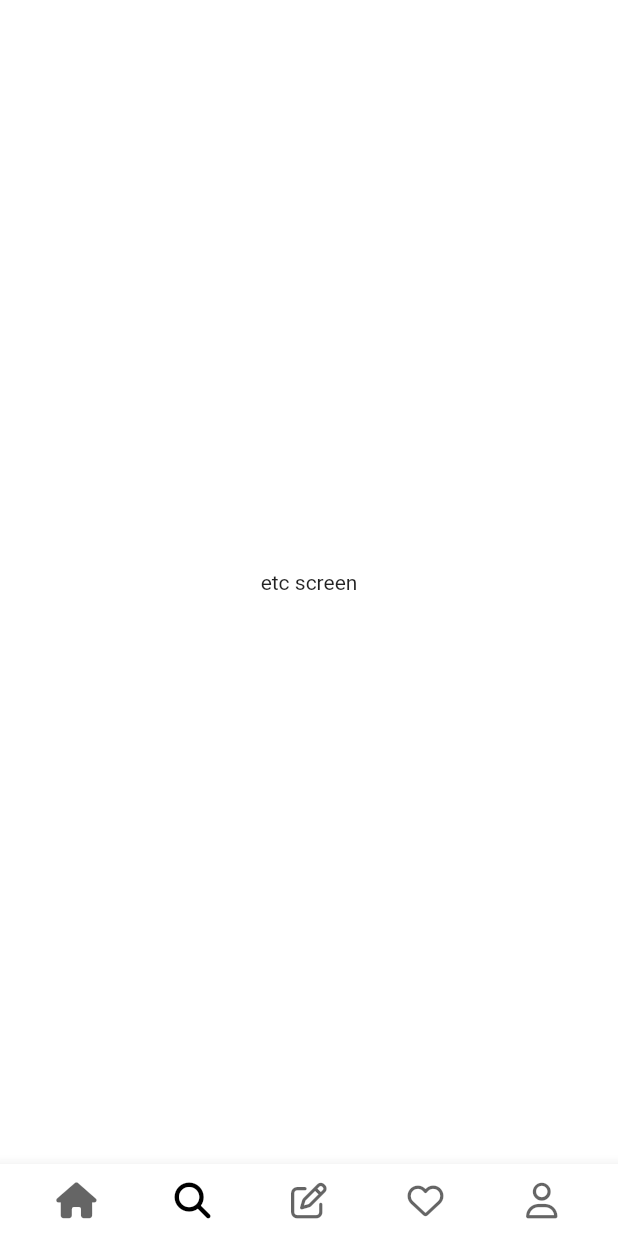
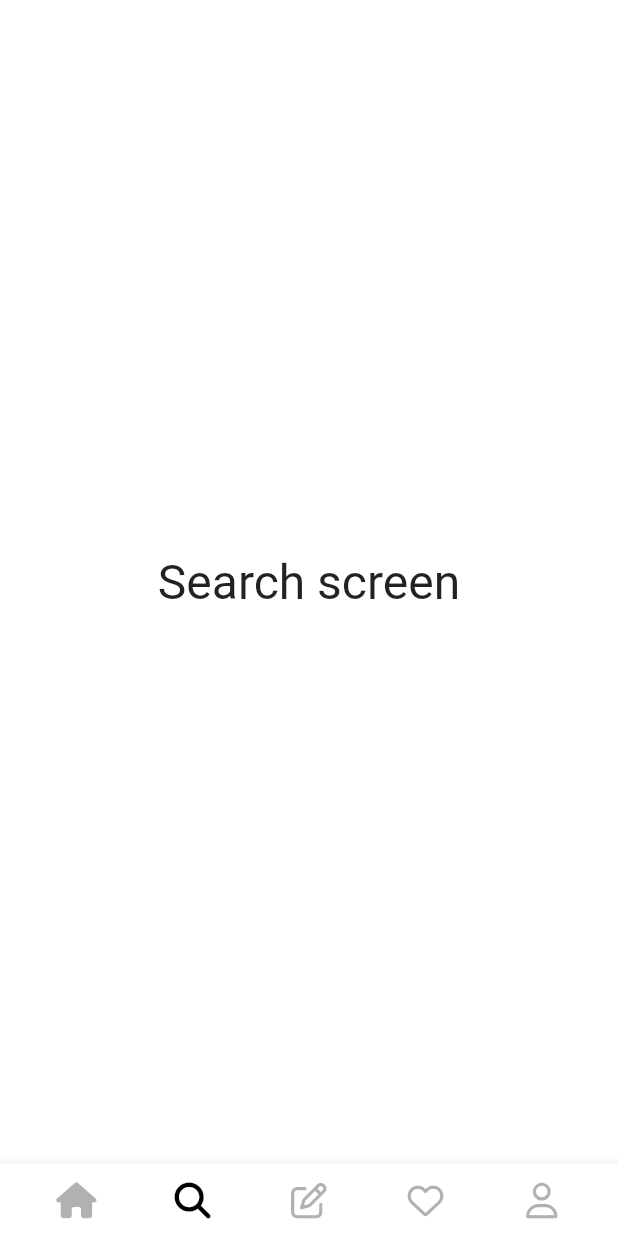
Before and after one commit to Saehanseul/thread-clone, a Flutter app: the screen it shows after launch, item 2 of the bottom bar chosen, on a phone screen of 412 x 824 dp. Run offline on Flutter 3.47's test engine with Material 2 defaults, Android fonts, the phone set to English and light mode, and no system bars; our stand-ins replace flutter_riverpod, font_awesome_flutter, go_router.

Commit message:
Feat: add navigation placeholder

```diff
--- a/lib/common/widgets/main_navigation_screen.dart
+++ b/lib/common/widgets/main_navigation_screen.dart
@@ -48,19 +48,19 @@ class _MainNavigationScreenState extends State<MainNavigationScreen> {
         ),
         Offstage(
           offstage: _selectedIndex != 1,
-          child: const EtcScreen(),
+          child: const EtcScreen("Search screen"),
         ),
         Offstage(
           offstage: _selectedIndex != 2,
-          child: const EtcScreen(),
+          child: const EtcScreen("Write screen"),
         ),
         Offstage(
           offstage: _selectedIndex != 3,
-          child: const EtcScreen(),
+          child: const EtcScreen("Like screen"),
         ),
         Offstage(
           offstage: _selectedIndex != 4,
-          child: const EtcScreen(),
+          child: const EtcScreen("Profile screen"),
         ),
       ]),
       bottomNavigationBar: Container(
--- a/lib/common/widgets/nav_tab.dart
+++ b/lib/common/widgets/nav_tab.dart
@@ -27,7 +27,7 @@ class NavTab extends StatelessWidget {
           color: Colors.white,
           child: AnimatedOpacity(
             duration: const Duration(milliseconds: 300),
-            opacity: isSelected ? 1 : 0.6,
+            opacity: isSelected ? 1 : 0.3,
             child: Column(
               mainAxisSize: MainAxisSize.min,
               children: [
--- a/lib/features/etc/screens/etc_screen.dart
+++ b/lib/features/etc/screens/etc_screen.dart
@@ -1,8 +1,11 @@
 import 'package:flutter/material.dart';
 import 'package:flutter_riverpod/flutter_riverpod.dart';
+import 'package:thread_clone/constants/sizes.dart';
 
 class EtcScreen extends ConsumerStatefulWidget {
-  const EtcScreen({super.key});
+  final String title;
+
+  const EtcScreen(this.title, {super.key});
 
   @override
   ConsumerState<ConsumerStatefulWidget> createState() => _EtcScreenState();
@@ -14,7 +17,12 @@ class _EtcScreenState extends ConsumerState<EtcScreen> {
     return Scaffold(
       body: Container(
         alignment: Alignment.center,
-        child: const Text("etc screen"),
+        child: Text(
+          widget.title,
+          style: const TextStyle(
+            fontSize: Sizes.size32,
+          ),
+        ),
       ),
     );
   }
```
